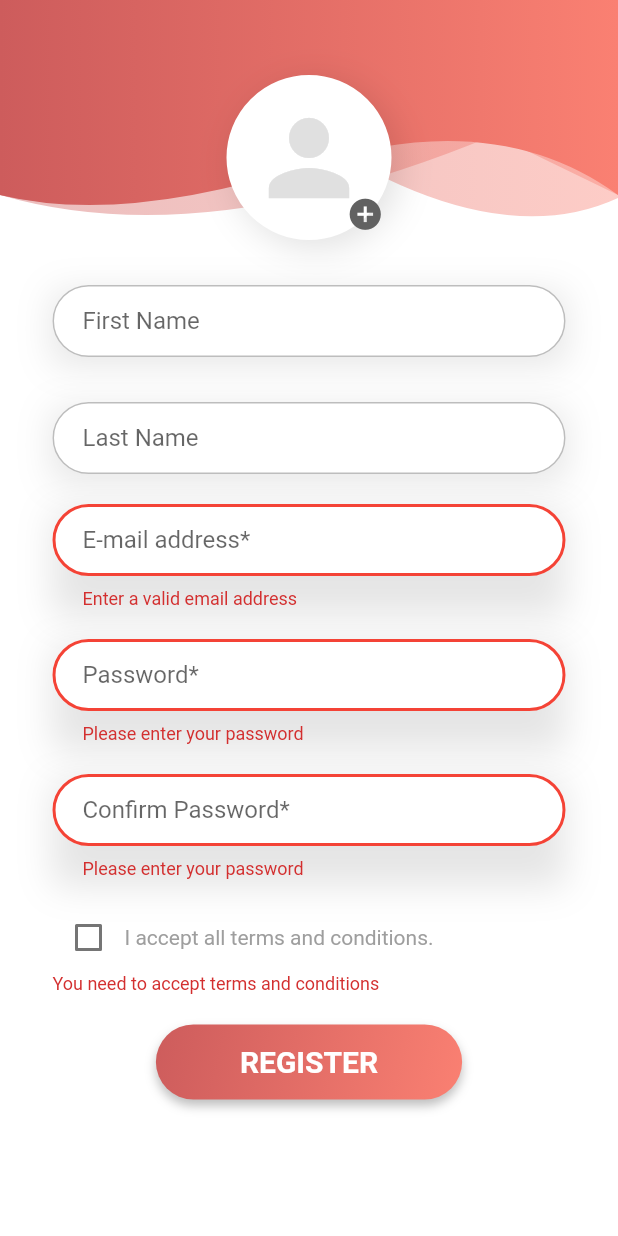
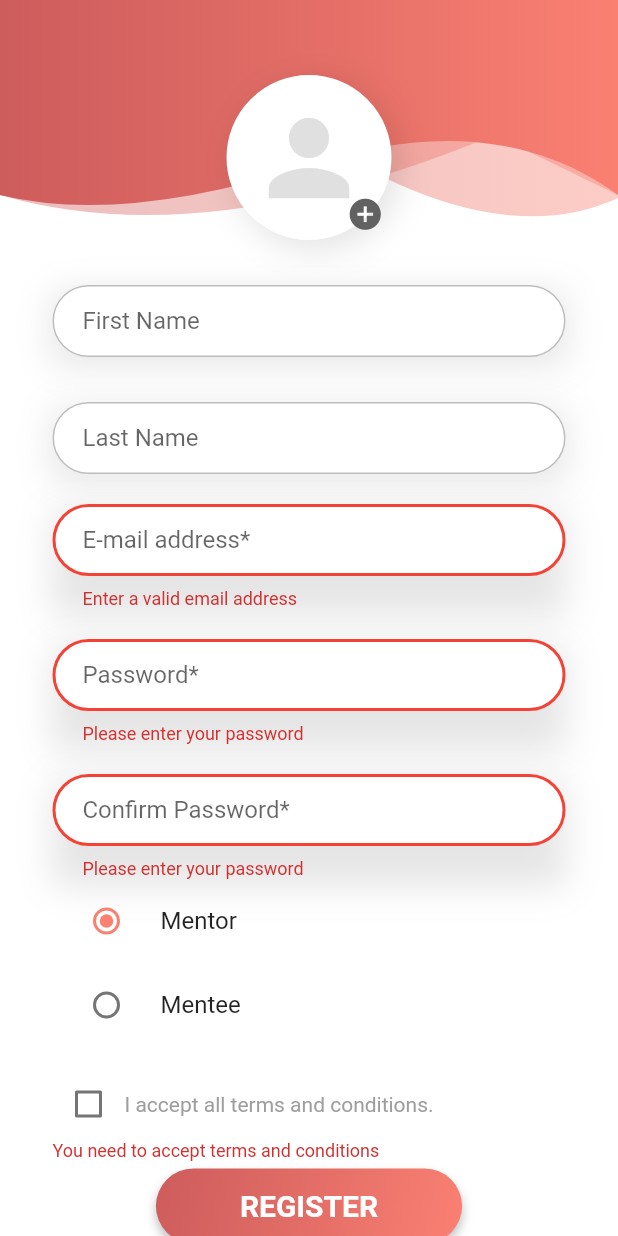
Before and after one commit to KritikVizGenc/m2m_flutter_main, a Flutter app: the RegistrationPage screen opened directly, after a tap on "REGISTER", on a phone screen of 412 x 824 dp. Run offline on Flutter 3.47's test engine with Material 2 defaults, Android fonts, the phone set to English and light mode, and no system bars; our stand-ins replace font_awesome_flutter, hexcolor, snippet_coder_utils; missing offline and left inert: api_cache_manager, dart:html.

Commit message:
UI
register mentor/mentee buton

```diff
--- a/lib/pages/mentor_mentee_choose_page.dart
+++ b/lib/pages/mentor_mentee_choose_page.dart
@@ -6,6 +6,7 @@ import 'package:flutter/material.dart';
 import 'package:flutter/widgets.dart';
 import 'package:m2m_flutter_main/common/Bottom_Bar.dart';
 import 'package:m2m_flutter_main/common/drawer.dart';
+import 'package:m2m_flutter_main/pages/registiration_page.dart';
 
 import 'mentee_page.dart';
 import 'mentor_page.dart';
@@ -109,7 +110,7 @@ class _ChoosePageState extends State<ChoosePage> {
                 ),
                 onPressed: () {
                   Navigator.pushReplacement(context,
-                      MaterialPageRoute(builder: (context) => MentorPage()));
+                      MaterialPageRoute(builder: (context) => RegistrationPage()));
                 },
               ),
             ),
--- a/lib/pages/registiration_page.dart
+++ b/lib/pages/registiration_page.dart
@@ -15,7 +15,11 @@ class RegistrationPage extends StatefulWidget {
   }
 }
 
+enum SingingCharacter { mentor, mentee }
+
 class _RegistrationPageState extends State<RegistrationPage> {
+  SingingCharacter? _character = SingingCharacter.mentor;
+
   final _formKey = GlobalKey<FormState>();
   bool checkedValue = false;
   bool checkboxValue = false;
@@ -143,7 +147,50 @@ class _RegistrationPageState extends State<RegistrationPage> {
                           ),
                           decoration: ThemeHelper().inputBoxDecorationShaddow(),
                         ),
-                        SizedBox(height: 15.0),
+                        FormField<bool>(
+                          builder: (state) {
+                            return Column(
+                              children: <Widget>[
+                                Column(
+                                  children: <Widget>[
+                                    RadioListTile<SingingCharacter>(
+                                      title: const Text('Mentor'),
+                                      value: SingingCharacter.mentor,
+                                      groupValue: _character,
+                                      onChanged: (SingingCharacter? value) {
+                                        setState(() {
+                                          _character = value;
+                                        });
+                                      },
+                                    ),
+                                    RadioListTile<SingingCharacter>(
+                                      title: const Text('Mentee'),
+                                      value: SingingCharacter.mentee,
+                                      groupValue: _character,
+                                      onChanged: (SingingCharacter? value) {
+                                        setState(() {
+                                          _character = value;
+                                        });
+                                      },
+                                    ),
+                                  ],
+                                ),
+                                Container(
+                                  alignment: Alignment.centerLeft,
+                                  child: Text(
+                                    state.errorText ?? '',
+                                    textAlign: TextAlign.left,
+                                    style: TextStyle(
+                                      color: Theme.of(context).errorColor,
+                                      fontSize: 12,
+                                    ),
+                                  ),
+                                )
+                              ],
+                            );
+                          },
+                        ),
+                        //SizedBox(height: 15.0),
                         FormField<bool>(
                           builder: (state) {
                             return Column(
@@ -186,7 +233,7 @@ class _RegistrationPageState extends State<RegistrationPage> {
                             }
                           },
                         ),
-                        SizedBox(height: 20.0),
+                        SizedBox(height: 5.0),
                         Container(
                           decoration:
                               ThemeHelper().buttonBoxDecoration(context),
@@ -208,7 +255,7 @@ class _RegistrationPageState extends State<RegistrationPage> {
                               if (_formKey.currentState!.validate()) {
                                 Navigator.of(context).pushAndRemoveUntil(
                                     MaterialPageRoute(
-                                        builder: (context) => ChoosePage()),
+                                        builder: (context) => MainPage()),
                                     (Route<dynamic> route) => false);
                               }
                             },
```
